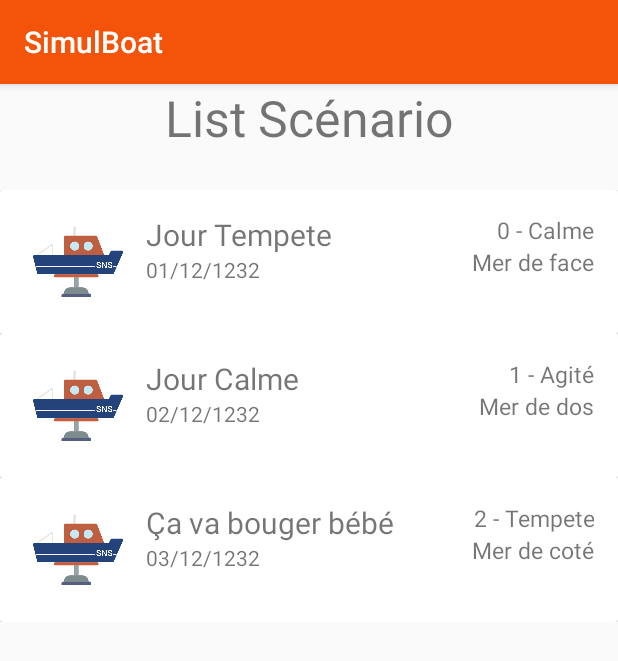
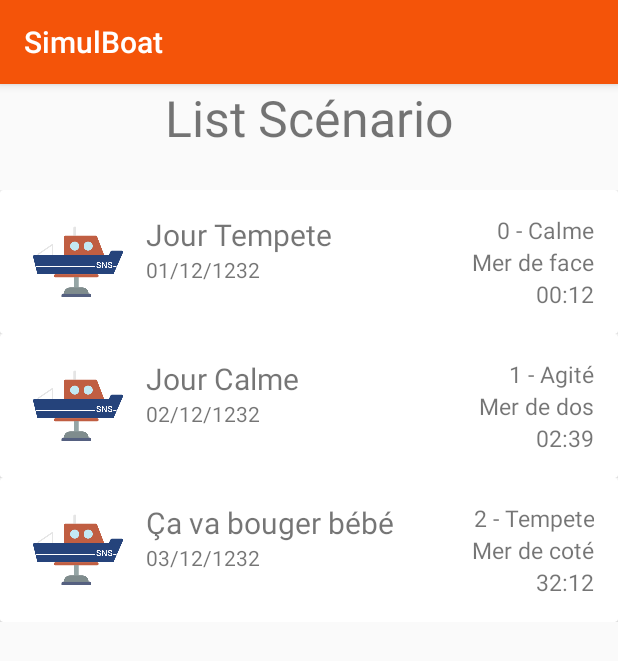
Before and after one commit to crozes/snsm_project, an Android app: the ListScenario screen opened directly, with no data from a screen before it, on a phone screen of 412 x 824 dp. Shown: the top 661 px of the screen. Run offline under Robolectric (Android 15) with nearby library versions, the phone set to English and light mode, and no system bars.

Commit message:
Auto stash before merge of "master" and "origin/master"

```diff
--- a/SimulBoat/app/src/main/java/com/cyrilcrozes/simulboat/Enregistrement.java
+++ b/SimulBoat/app/src/main/java/com/cyrilcrozes/simulboat/Enregistrement.java
@@ -7,6 +7,7 @@ import android.hardware.SensorEvent;
 import android.hardware.SensorEventListener;
 import android.hardware.SensorManager;
 import android.os.Bundle;
+import android.os.SystemClock;
 import android.os.CountDownTimer;
 import android.util.Log;
 import android.view.View;
@@ -93,12 +94,15 @@ public class Enregistrement extends CreateScenario implements SensorEventListene
 
         bArret.setOnClickListener(new View.OnClickListener() {
             public void onClick(View view) {
+                simpleChronometer.stop();
                 try {
+                    mJsonObject.put("duree",(int) (SystemClock.elapsedRealtime() - simpleChronometer.getBase()));
                     File file = new File(getApplicationContext().getFilesDir(),mJsonObject.get("nom")+".json");
                     FileOutputStream outputStream;
                     outputStream = openFileOutput(mJsonObject.get("nom")+".json", getApplicationContext().MODE_APPEND);
                     outputStream.write(mJsonObject.toString().getBytes());
                     Log.d("INFO","Creation fichier :"+ getApplicationContext().getFilesDir()+mJsonObject.get("nom")+".json");
+                    Log.d("INFO","JSON :"+ mJsonObject.toString());
                     outputStream.close();
                 } catch (JSONException e) {
                     e.printStackTrace();
--- a/SimulBoat/app/src/main/java/com/cyrilcrozes/simulboat/Scenario/ListScenario.java
+++ b/SimulBoat/app/src/main/java/com/cyrilcrozes/simulboat/Scenario/ListScenario.java
@@ -19,9 +19,9 @@ public class ListScenario extends MainActivity {
     private List<Scenario> scenarios = new ArrayList<>();
 
     private void initializeData(){
-        scenarios.add(new Scenario("Jour Tempete", "01/12/1232","0 - Calme","Mer de face"));
-        scenarios.add(new Scenario("Jour Calme", "02/12/1232","1 - Agité","Mer de dos"));
-        scenarios.add(new Scenario("Ça va bouger bébé", "03/12/1232","2 - Tempete","Mer de coté"));
+        scenarios.add(new Scenario("Jour Tempete", "01/12/1232","0 - Calme","Mer de face","00:12"));
+        scenarios.add(new Scenario("Jour Calme", "02/12/1232","1 - Agité","Mer de dos","02:39"));
+        scenarios.add(new Scenario("Ça va bouger bébé", "03/12/1232","2 - Tempete","Mer de coté","32:12"));
     }
 
     public void onCreate(Bundle savedInstanceState) {
--- a/SimulBoat/app/src/main/java/com/cyrilcrozes/simulboat/Scenario/Scenario.java
+++ b/SimulBoat/app/src/main/java/com/cyrilcrozes/simulboat/Scenario/Scenario.java
@@ -4,24 +4,75 @@ import org.json.JSONException;
 import org.json.JSONObject;
 
 public class Scenario {
-    String name;
-    String date;
-    String etatMer;
-    String sensNav;
+    private String name;
+    private String date;
+    private String etatMer;
+    private String sensNav;
+    private String duree;
 
-    Scenario(String name, String date, String etatMer, String sensNav) {
+    Scenario(String name, String date, String etatMer, String sensNav, String duree) {
         this.name = name;
         this.date = date;
         this.etatMer = etatMer;
         this.sensNav = sensNav;
+        this.duree = duree;
     }
 
-    JSONObject toJson() throws JSONException {
+    public JSONObject toJson() throws JSONException {
         JSONObject object = new JSONObject();
         object.put("nom",name);
         object.put("date",date);
         object.put("etat",etatMer);
         object.put("navigation",sensNav);
+        object.put("duree",duree);
         return object;
     }
+
+    public void initializeWithJson (JSONObject jsonData) throws JSONException {
+        this.name = jsonData.get("nom").toString();
+        this.date = jsonData.get("date").toString();
+        this.etatMer = jsonData.get("etat").toString();
+        this.sensNav = jsonData.get("navigation").toString();
+        this.duree = jsonData.get("duree").toString();
+    }
+
+    public String getName() {
+        return name;
+    }
+
+    public void setName(String name) {
+        this.name = name;
+    }
+
+    public String getDate() {
+        return date;
+    }
+
+    public void setDate(String date) {
+        this.date = date;
+    }
+
+    public String getEtatMer() {
+        return etatMer;
+    }
+
+    public void setEtatMer(String etatMer) {
+        this.etatMer = etatMer;
+    }
+
+    public String getSensNav() {
+        return sensNav;
+    }
+
+    public void setSensNav(String sensNav) {
+        this.sensNav = sensNav;
+    }
+
+    public String getDuree() {
+        return duree;
+    }
+
+    public void setDuree(String duree) {
+        this.duree = duree;
+    }
 }
--- a/SimulBoat/app/src/main/java/com/cyrilcrozes/simulboat/Scenario/ScenarioAdapter.java
+++ b/SimulBoat/app/src/main/java/com/cyrilcrozes/simulboat/Scenario/ScenarioAdapter.java
@@ -19,6 +19,7 @@ public class ScenarioAdapter extends RecyclerView.Adapter<ScenarioAdapter.Scenar
         TextView date;
         TextView etatMer;
         TextView sensNav;
+        TextView duree;
 
         ScenarioViewHolder(View itemView) {
             super(itemView);
@@ -27,6 +28,7 @@ public class ScenarioAdapter extends RecyclerView.Adapter<ScenarioAdapter.Scenar
             date = (TextView)itemView.findViewById(R.id.dateScenario);
             etatMer = (TextView)itemView.findViewById(R.id.tvEtatMer);
             sensNav = (TextView)itemView.findViewById(R.id.tvSensNav);
+            duree = (TextView)itemView.findViewById(R.id.tvDuree);
         }
     }
 
@@ -45,11 +47,11 @@ public class ScenarioAdapter extends RecyclerView.Adapter<ScenarioAdapter.Scenar
 
     @Override
     public void onBindViewHolder(ScenarioViewHolder scenarioViewHolder, int i) {
-        scenarioViewHolder.name.setText(scenarios.get(i).name);
-        scenarioViewHolder.date.setText(scenarios.get(i).date);
-        scenarioViewHolder.etatMer.setText(scenarios.get(i).etatMer);
-        scenarioViewHolder.sensNav.setText(scenarios.get(i).sensNav);
-
+        scenarioViewHolder.name.setText(scenarios.get(i).getName());
+        scenarioViewHolder.date.setText(scenarios.get(i).getDate());
+        scenarioViewHolder.etatMer.setText(scenarios.get(i).getEtatMer());
+        scenarioViewHolder.sensNav.setText(scenarios.get(i).getSensNav());
+        scenarioViewHolder.duree.setText(scenarios.get(i).getDuree());
     }
 
     @Override
--- a/SimulBoat/app/src/main/res/layout/scenariocard.xml
+++ b/SimulBoat/app/src/main/res/layout/scenariocard.xml
@@ -64,6 +64,17 @@
                 android:text="Sens Navigation"
                 android:textSize="15sp"
                 />
+            <TextView
+                android:id="@+id/tvDuree"
+                android:layout_width="wrap_content"
+                android:layout_height="wrap_content"
+                android:layout_alignParentRight="true"
+                android:textAlignment="textEnd"
+                android:layout_marginLeft="30dp"
+                android:layout_below="@+id/tvSensNav"
+                android:text="Duree"
+                android:textSize="15sp"
+                />
 
         </RelativeLayout>
 
```
